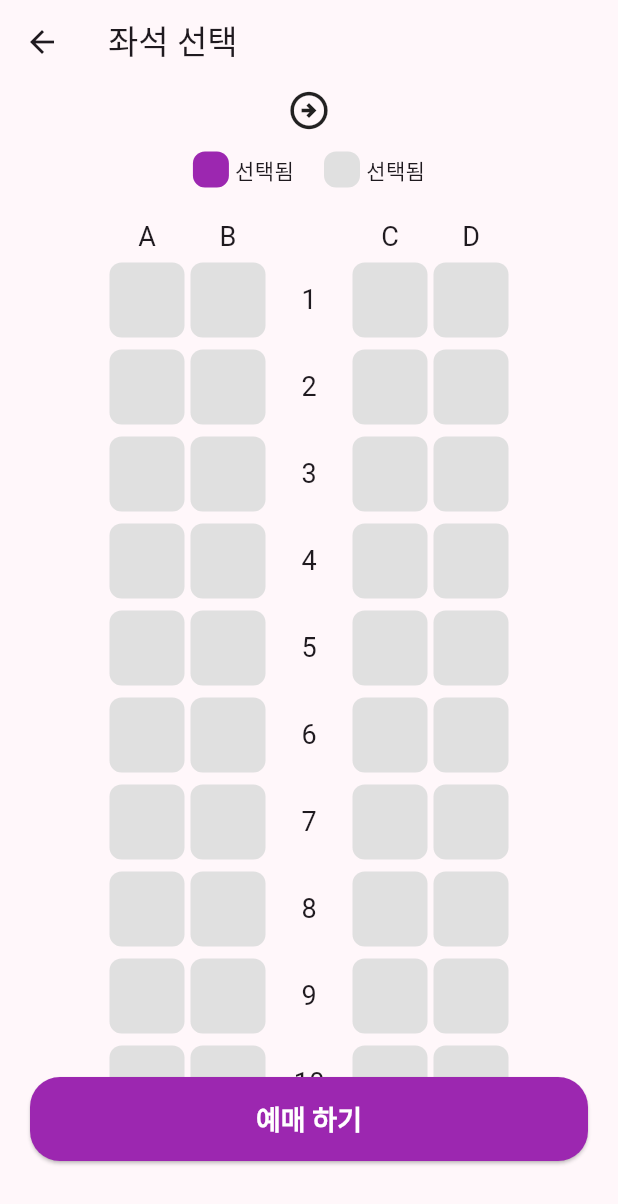
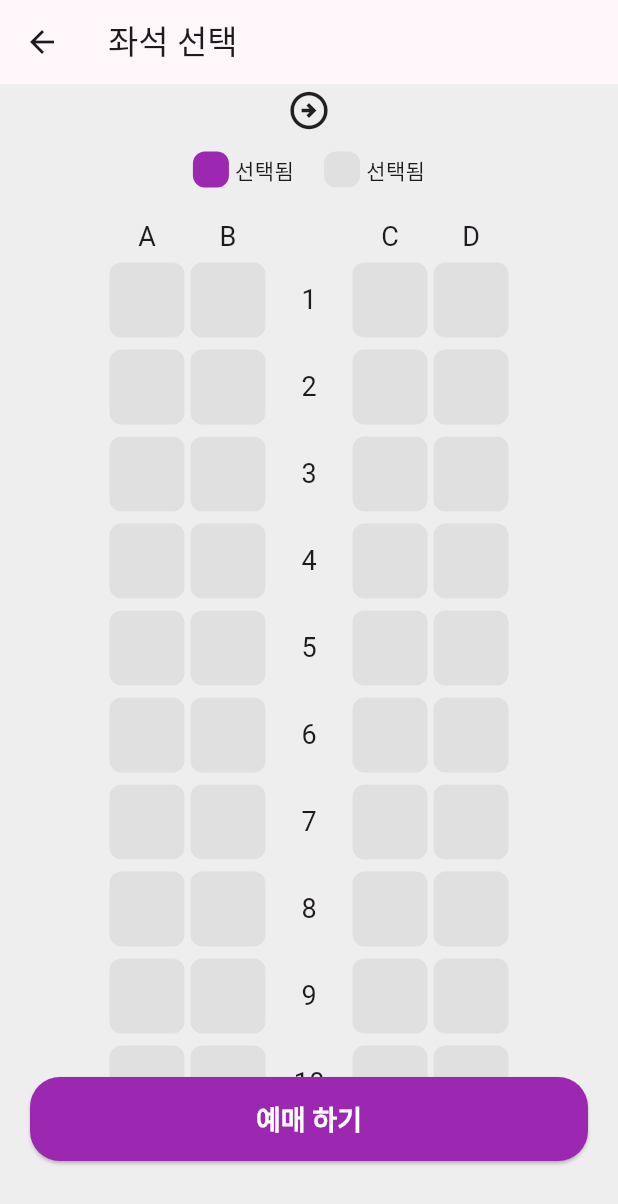
Before and after one commit to this-is-spartaa/flutter-train-app, a Flutter app: the SeatPage screen opened directly with empty values, on a phone screen of 412 x 824 dp. Shown: the top 1204 px of the screen. Run offline on Flutter 3.47's test engine with Material 3 defaults, Android fonts, the phone set to English and light mode, and no system bars.

Commit message:
feat: dark theme

```diff
--- a/lib/main.dart
+++ b/lib/main.dart
@@ -1,5 +1,6 @@
 import 'package:flutter/material.dart';
 import 'package:flutter_train_app/pages/home/home_page.dart';
+import 'package:flutter_train_app/theme.dart';
 
 void main() {
   runApp(const MyApp());
@@ -12,26 +13,9 @@ class MyApp extends StatelessWidget {
   @override
   Widget build(BuildContext context) {
     return MaterialApp(
-      theme: ThemeData(
-        colorScheme: ColorScheme.fromSeed(seedColor: Colors.purple),
-        elevatedButtonTheme: ElevatedButtonThemeData(
-          style: ButtonStyle(
-            shape: WidgetStatePropertyAll(
-              RoundedRectangleBorder(
-                borderRadius: BorderRadius.circular(20),
-              ),
-            ),
-            textStyle: const WidgetStatePropertyAll(
-              TextStyle(
-                fontSize: 18,
-                fontWeight: FontWeight.bold,
-              ),
-            ),
-            backgroundColor: const WidgetStatePropertyAll(Colors.purple),
-            foregroundColor: const WidgetStatePropertyAll(Colors.white),
-          ),
-        ),
-      ),
+      themeMode: ThemeMode.system,
+      theme: theme,
+      darkTheme: darkTheme,
       home: HomePage(),
     );
   }
--- a/lib/pages/home/home_page.dart
+++ b/lib/pages/home/home_page.dart
@@ -30,7 +30,6 @@ class _HomePageState extends State<HomePage> {
       appBar: AppBar(
         title: const Text('기차 예매'),
       ),
-      backgroundColor: Colors.grey[200],
       body: Padding(
         padding: const EdgeInsets.symmetric(horizontal: 20),
         child: Column(
--- a/lib/pages/home/widgets/station_box.dart
+++ b/lib/pages/home/widgets/station_box.dart
@@ -20,7 +20,7 @@ class StateBox extends StatelessWidget {
       width: double.infinity,
       height: 200,
       decoration: BoxDecoration(
-        color: Colors.white,
+        color: Theme.of(context).cardColor,
         borderRadius: BorderRadius.circular(20),
       ),
       child: Row(
--- a/lib/pages/seat/widgets/seat_label_box.dart
+++ b/lib/pages/seat/widgets/seat_label_box.dart
@@ -10,7 +10,7 @@ class SeatLabelBox extends StatelessWidget {
       children: [
         seatLabel('선택됨', Colors.purple),
         const SizedBox(width: 20),
-        seatLabel('선택됨', Colors.grey[300]!),
+        seatLabel('선택됨', Theme.of(context).disabledColor),
       ],
     );
   }
--- a/lib/pages/seat/widgets/seat_list_view.dart
+++ b/lib/pages/seat/widgets/seat_list_view.dart
@@ -18,7 +18,7 @@ class SeatListView extends StatelessWidget {
         padding: const EdgeInsets.symmetric(vertical: 20),
         children: [
           columnLabels(),
-          ...List.generate(20, (i) => row(i + 1)),
+          ...List.generate(20, (i) => row(context, i + 1)),
         ],
       ),
     );
@@ -53,27 +53,27 @@ class SeatListView extends StatelessWidget {
     );
   }
 
-  Widget row(int rowNum) {
+  Widget row(BuildContext context, int rowNum) {
     return Padding(
       padding: const EdgeInsets.symmetric(vertical: 4),
       child: Row(
         mainAxisAlignment: MainAxisAlignment.center,
         children: [
-          seat(rowNum, 1),
+          seat(context, rowNum, 1),
           const SizedBox(width: 4),
-          seat(rowNum, 2),
+          seat(context, rowNum, 2),
           const SizedBox(width: 4),
           listLabel('$rowNum'),
           const SizedBox(width: 4),
-          seat(rowNum, 3),
+          seat(context, rowNum, 3),
           const SizedBox(width: 4),
-          seat(rowNum, 4),
+          seat(context, rowNum, 4),
         ],
       ),
     );
   }
 
-  Widget seat(int rowNum, int colNum) {
+  Widget seat(BuildContext context, int rowNum, int colNum) {
     return GestureDetector(
       onTap: () {
         onSelected(rowNum, colNum);
@@ -84,7 +84,7 @@ class SeatListView extends StatelessWidget {
         decoration: BoxDecoration(
           color: selectedRow == rowNum && selectedCol == colNum
               ? Colors.purple
-              : Colors.grey[300],
+              : Theme.of(context).disabledColor,
           borderRadius: BorderRadius.circular(8),
         ),
       ),
--- /dev/null
+++ b/lib/theme.dart
@@ -0,0 +1,51 @@
+import 'package:flutter/material.dart';
+import 'package:flutter_train_app/pages/home/home_page.dart';
+
+final theme = ThemeData(
+  colorScheme: ColorScheme.fromSeed(seedColor: Colors.purple),
+  scaffoldBackgroundColor: Colors.grey[200],
+  cardColor: Colors.white,
+  disabledColor: Colors.grey[300],
+  elevatedButtonTheme: ElevatedButtonThemeData(
+    style: ButtonStyle(
+      shape: WidgetStatePropertyAll(
+        RoundedRectangleBorder(
+          borderRadius: BorderRadius.circular(20),
+        ),
+      ),
+      textStyle: const WidgetStatePropertyAll(
+        TextStyle(
+          fontSize: 18,
+          fontWeight: FontWeight.bold,
+        ),
+      ),
+      backgroundColor: const WidgetStatePropertyAll(Colors.purple),
+      foregroundColor: const WidgetStatePropertyAll(Colors.white),
+    ),
+  ),
+);
+final darkTheme = ThemeData(
+  colorScheme: ColorScheme.fromSeed(
+    seedColor: Colors.purple,
+    brightness: Brightness.dark,
+  ),
+  cardColor: Colors.grey[800],
+  disabledColor: Colors.grey[700],
+  elevatedButtonTheme: ElevatedButtonThemeData(
+    style: ButtonStyle(
+      shape: WidgetStatePropertyAll(
+        RoundedRectangleBorder(
+          borderRadius: BorderRadius.circular(20),
+        ),
+      ),
+      textStyle: const WidgetStatePropertyAll(
+        TextStyle(
+          fontSize: 18,
+          fontWeight: FontWeight.bold,
+        ),
+      ),
+      backgroundColor: const WidgetStatePropertyAll(Colors.purple),
+      foregroundColor: const WidgetStatePropertyAll(Colors.white),
+    ),
+  ),
+);
```
